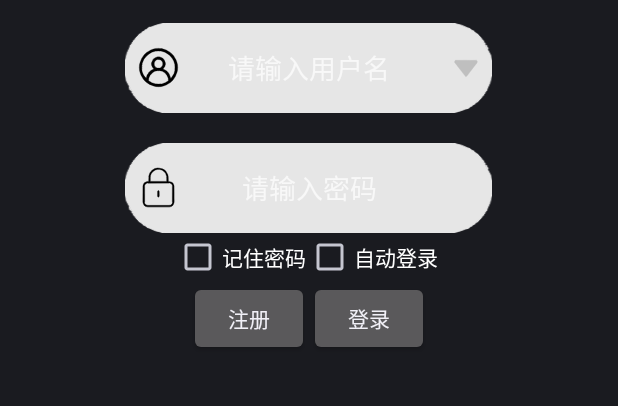
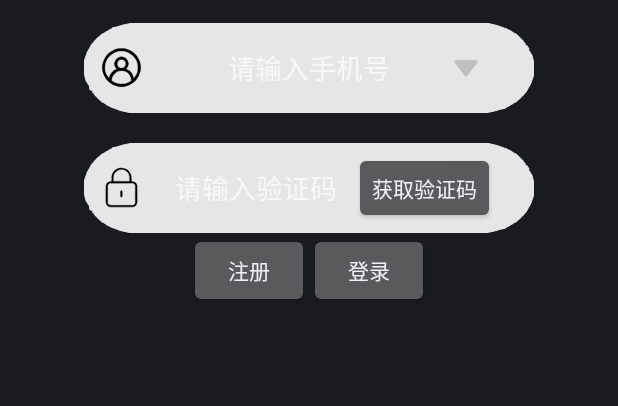
Before and after one commit to MengshenLeo/learngit, an Android app: the layout activity_login.xml on its own in the app's theme, with its tools: preview values and no code run, on a phone screen of 412 x 824 dp, the part 436-842 px from its top. Run offline under Robolectric (Android 15) with nearby library versions, the phone set to English and light mode, and no system bars.

Commit message:
验证码登录

```diff
--- a/Manage/app/src/main/res/drawable/login_edittext.xml
+++ b/Manage/app/src/main/res/drawable/login_edittext.xml
@@ -1,7 +1,7 @@
 <vector xmlns:android="http://schemas.android.com/apk/res/android" xmlns:aapt="http://schemas.android.com/aapt"
     android:viewportWidth="449"
     android:viewportHeight="110"
-    android:width="449dp"
+    android:width="550dp"
     android:height="110dp">
     <path
         android:pathData="M46.5 0L49 0.5L46.5 1L46.5 0Z"
--- a/Manage/app/src/main/res/layout/activity_login.xml
+++ b/Manage/app/src/main/res/layout/activity_login.xml
@@ -17,9 +17,9 @@
             <ImageView
                 android:layout_width="wrap_content"
                 android:layout_height="wrap_content"
+                android:layout_alignParentLeft="true"
                 android:layout_centerInParent="true"
-                android:src="@drawable/logo_bees"
-                android:layout_alignParentLeft="true"></ImageView>
+                android:src="@drawable/logo_bees"></ImageView>
 
             <TextView
                 android:layout_width="wrap_content"
@@ -52,13 +52,13 @@
                 android:layout_height="wrap_content">
 
                 <ImageView
-                    android:layout_width="250dp"
+                    android:layout_width="300dp"
                     android:layout_height="60dp"
                     android:layout_gravity="center_horizontal"
                     android:src="@drawable/login_edittext"></ImageView>
 
                 <LinearLayout
-                    android:layout_width="250dp"
+                    android:layout_width="300dp"
                     android:layout_height="60dp"
                     android:layout_gravity="center_horizontal"
                     android:orientation="horizontal">
@@ -73,13 +73,13 @@
 
 
                 <EditText
-                    android:id="@+id/et_name"
+                    android:id="@+id/et_phone"
                     android:layout_width="match_parent"
                     android:layout_height="match_parent"
                     android:layout_gravity="center"
                     android:gravity="center"
                     android:background="@null"
-                    android:hint="请输入用户名"
+                    android:hint="请输入手机号"
                     android:textSize="18sp" />
 
                 <RelativeLayout
@@ -106,15 +106,15 @@
                 android:layout_height="wrap_content">
 
                 <ImageView
-                    android:layout_width="250dp"
+                    android:layout_width="300dp"
                     android:layout_height="60dp"
                     android:layout_gravity="center_horizontal"
                     android:src="@drawable/login_edittext"></ImageView>
 
                 <LinearLayout
-                    android:layout_width="250dp"
-                    android:layout_height="60dp"
-                    android:layout_gravity="center_horizontal"
+                    android:layout_width="300dp"
+                    android:layout_height="wrap_content"
+                    android:layout_gravity="center"
                     android:orientation="horizontal">
 
                     <ImageView
@@ -123,19 +123,40 @@
                         android:layout_gravity="center_vertical"
                         android:layout_marginLeft="10dp"
                         android:src="@drawable/login_password"></ImageView>
+
+                    <LinearLayout
+                        android:layout_width="240dp"
+                        android:layout_height="60dp"
+                        android:layout_gravity="center">
+
+                        <EditText
+                            android:id="@+id/et_code"
+                            android:layout_width="150dp"
+                            android:layout_height="match_parent"
+                            android:layout_gravity="center_vertical"
+                            android:background="@null"
+                            android:gravity="center"
+                            android:hint="请输入验证码"
+                            android:textSize="18sp" />
+                    </LinearLayout>
                 </LinearLayout>
 
 
-                    <EditText
-                        android:id="@+id/et_pwd"
-                        android:layout_width="match_parent"
-                        android:layout_height="match_parent"
-                        android:layout_gravity="center"
-                        android:background="@null"
-                        android:gravity="center"
-                        android:hint="请输入密码"
-                        android:inputType="textPassword"
-                        android:textSize="18sp" />
+                <LinearLayout
+                    android:layout_width="300dp"
+                    android:layout_height="60dp"
+                    android:orientation="horizontal"
+                    android:layout_gravity="center">
+                    <Button
+                        android:id="@+id/bt_code"
+                        android:layout_width="wrap_content"
+                        android:layout_height="wrap_content"
+                        android:text="获取验证码"
+                        android:layout_gravity="center_vertical"
+                        android:layout_marginLeft="180dp">
+                    </Button>
+                </LinearLayout>
+
             </FrameLayout>
         </LinearLayout>
 
@@ -143,26 +164,6 @@
 
 
 
-    <LinearLayout
-        android:layout_width="180dp"
-        android:layout_height="wrap_content"
-        android:orientation="horizontal"
-        android:layout_gravity="center">
-
-        <CheckBox
-            android:id="@+id/cb_remeberpwd"
-            android:layout_width="wrap_content"
-            android:layout_height="wrap_content"
-            android:text="记住密码" ></CheckBox>
-
-        <CheckBox
-            android:id="@+id/cb_autologin"
-            android:layout_width="wrap_content"
-            android:layout_height="wrap_content"
-            android:text="自动登录" ></CheckBox>
-
-
-    </LinearLayout>
 
     <LinearLayout
         android:layout_width="160dp"
--- a/Manage/gradle.properties
+++ b/Manage/gradle.properties
@@ -18,3 +18,4 @@ android.useAndroidX=true
 # Automatically convert third-party libraries to use AndroidX
 android.enableJetifier=true
 android.overridePathCheck=true
+MobSDK.spEdition=FP
--- a/Manage/settings.gradle
+++ b/Manage/settings.gradle
@@ -1,9 +1,11 @@
 dependencyResolutionManagement {
-    repositoriesMode.set(RepositoriesMode.FAIL_ON_PROJECT_REPOS)
+    //repositoriesMode.set(RepositoriesMode.FAIL_ON_PROJECT_REPOS)
+    repositoriesMode.set(RepositoriesMode.PREFER_SETTINGS)
     repositories {
         google()
         mavenCentral()
         jcenter() // Warning: this repository is going to shut down soon
+        maven { url "https://mvn.mob.com/android"}
     }
 }
 rootProject.name = "Manage"
```
Also changed, not shown: Manage/app/build.gradle (+6 -1 lines), Manage/app/src/main/java/com/example/manage/activity/LoginActivity.java (+135 -136 lines), Manage/app/src/main/java/com/example/manage/utils/Utils.java (added, +15 -0 lines), Manage/build.gradle (+13 -0 lines).
